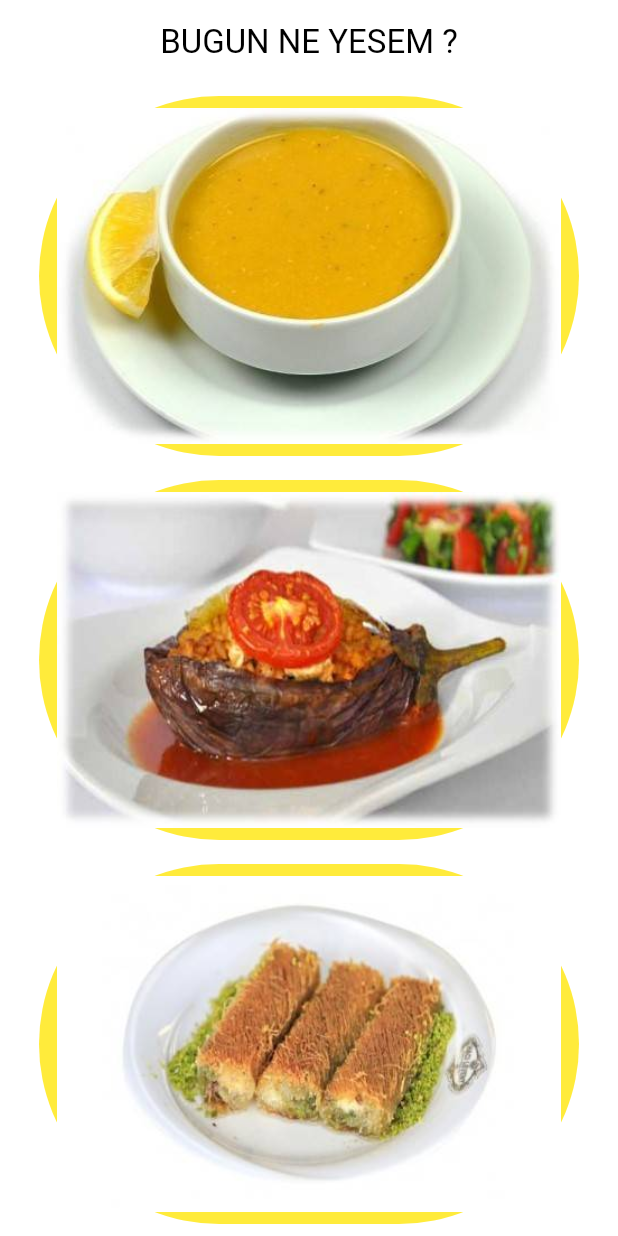
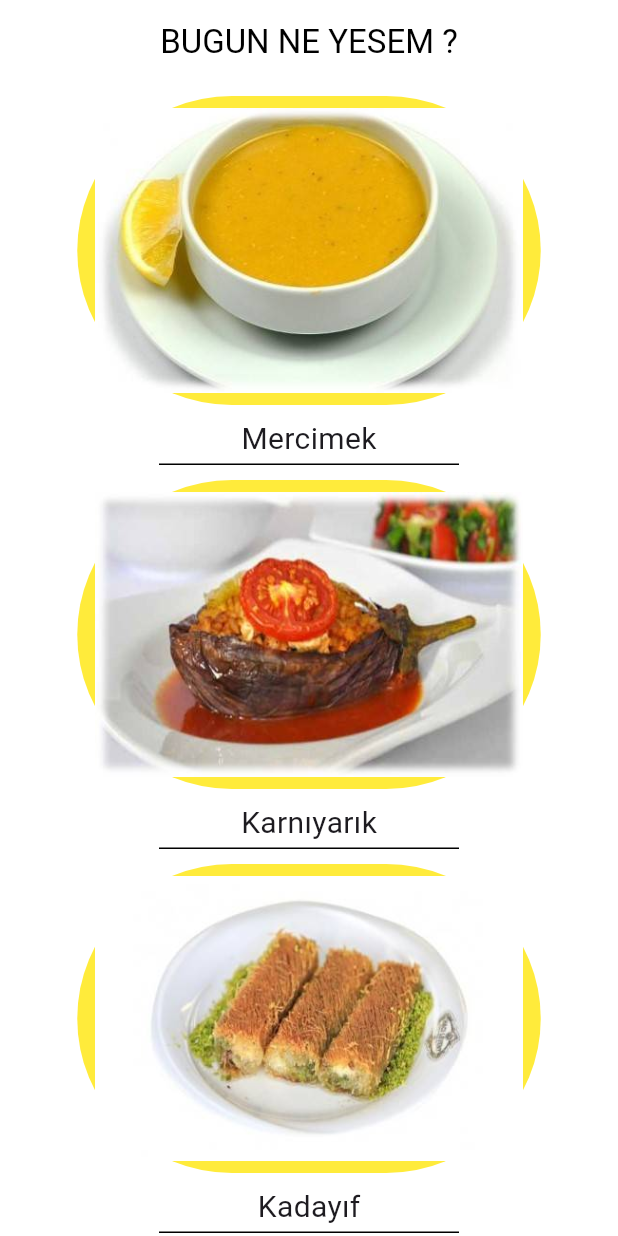
Before and after one commit to Furkan-Ahmet-Ozdemir/bugunneyesem, a Flutter app: the screen it shows after launch, on a phone screen of 412 x 824 dp. Run offline on Flutter 3.47's test engine with Material 3 defaults, Android fonts, the phone set to English and light mode, and no system bars.

Commit message:
Statfull witged

```diff
--- a/lib/main.dart
+++ b/lib/main.dart
@@ -36,6 +36,30 @@ class _YemekSayfasiState extends State<YemekSayfasi> {
   int yemekNo = 1;
   int tatliNo = 1;
 
+  List<String> corbaAdlari = [
+    'Mercimek',
+    'Tarhana',
+    'Tavuksuyu',
+    'Düğün Çorbası',
+    'Yoğurtlu Çorba'
+  ];
+
+  List<String> yemekAdlari = [
+    'Karnıyarık',
+    'Mantı',
+    'Kuru Fasulye',
+    'İçli Köfte',
+    'Izgara Balık'
+  ];
+
+  List<String> tatliAdlari = [
+    'Kadayıf',
+    'Baklava',
+    'Sütlaç',
+    'Kazandibi',
+    'Dondurma'
+  ];
+
   @override
   void setStateMenu() {
     setState(() {
@@ -64,6 +88,17 @@ class _YemekSayfasiState extends State<YemekSayfasi> {
                   child: Image.asset('assets/corba_$corbaNo.jpg')),
             ),
           ),
+          Text(
+            corbaAdlari[corbaNo - 1],
+            style: TextStyle(fontSize: 20),
+          ),
+          Container(
+            width: 200,
+            child: Divider(
+              height: 5,
+              color: Colors.black,
+            ),
+          ),
           Expanded(
             child: Padding(
               padding: const EdgeInsets.all(8.0),
@@ -72,6 +107,17 @@ class _YemekSayfasiState extends State<YemekSayfasi> {
                 onPressed: setStateMenu,
                 child: Image.asset('assets/yemek_$yemekNo.jpg'),
               ),
+            ),
+          ),
+          Text(
+            yemekAdlari[yemekNo - 1],
+            style: TextStyle(fontSize: 20),
+          ),
+          Container(
+            width: 200,
+            child: Divider(
+              height: 5,
+              color: Colors.black,
             ),
           ),
           Expanded(
@@ -84,6 +130,17 @@ class _YemekSayfasiState extends State<YemekSayfasi> {
               ),
             ),
           ),
+          Text(
+            tatliAdlari[tatliNo - 1],
+            style: TextStyle(fontSize: 20),
+          ),
+          Container(
+            width: 200,
+            child: Divider(
+              height: 5,
+              color: Colors.black,
+            ),
+          ),
         ],
       ),
     );
```
